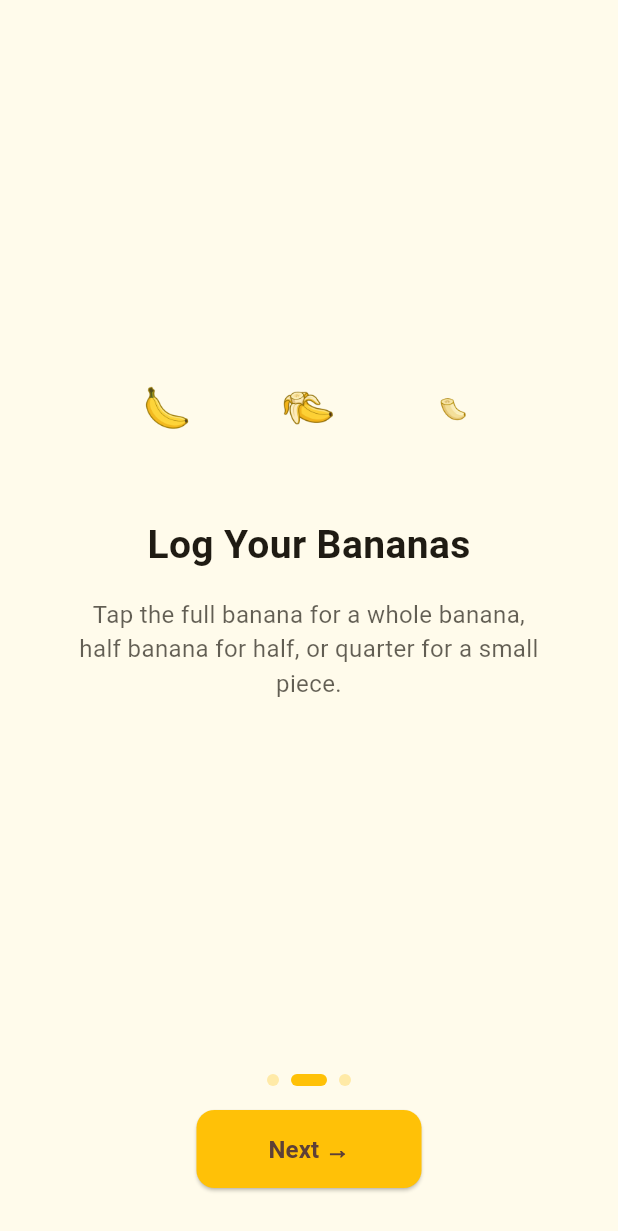
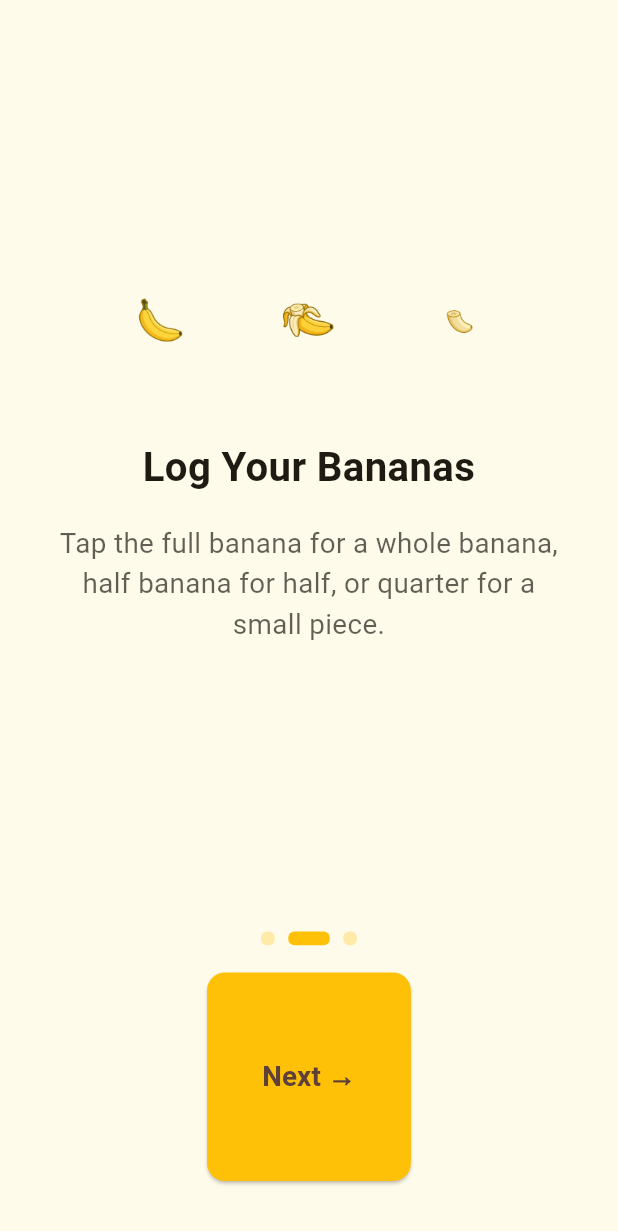
Before and after one commit to jiaQiu9/banana_tracker, a Flutter app: the screen it shows after launch, swiped to page 2, on a phone screen of 412 x 824 dp. Shown: the top 1231 px of the screen. Run offline on Flutter 3.47's test engine with Material 3 defaults, Android fonts, the phone set to English and light mode, and no system bars; our stand-ins replace flutter_local_notifications, flutter_timezone, shared_preferences, sqflite, sqflite_common_ffi, timezone; accounts and stored records are empty.

Commit message:
fixed overflow issues, need more work on the ui, buttons too big or too small. Working on dynamic sizing based on the screen.

```diff
--- a/lib/screens/onboarding_screen.dart
+++ b/lib/screens/onboarding_screen.dart
@@ -1,6 +1,7 @@
 import 'package:flutter/material.dart';
 import '../services/database_service.dart';
 import '../services/preferences_service.dart';
+import '../utils/sizing.dart';
 
 class OnboardingScreen extends StatefulWidget {
   final DatabaseService db;
@@ -41,6 +42,7 @@ class _OnboardingScreenState extends State<OnboardingScreen> {
 
   @override
   Widget build(BuildContext context) {
+    final s = AppSizing.of(context);
     return Scaffold(
       body: SafeArea(
         child: Column(
@@ -60,7 +62,7 @@ class _OnboardingScreenState extends State<OnboardingScreen> {
             ),
             _buildDotIndicators(),
             _buildBottomButton(),
-            const SizedBox(height: 32),
+            SizedBox(height: s.spaceXl),
           ],
         ),
       ),
@@ -68,29 +70,30 @@ class _OnboardingScreenState extends State<OnboardingScreen> {
   }
 
   Widget _buildWelcomeSlide() {
+    final s = AppSizing.of(context);
     final theme = Theme.of(context);
     return Padding(
-      padding: const EdgeInsets.symmetric(horizontal: 32),
+      padding: EdgeInsets.symmetric(horizontal: s.spaceXl),
       child: Column(
         mainAxisAlignment: MainAxisAlignment.center,
         children: [
           const Text('🍌', style: TextStyle(fontSize: 80)),
-          const SizedBox(height: 32),
+          SizedBox(height: s.spaceXl),
           Text(
             'Welcome to\nBanana Tracker',
             textAlign: TextAlign.center,
             style: TextStyle(
-              fontSize: 26,
+              fontSize: s.font2xl,
               fontWeight: FontWeight.bold,
               color: theme.colorScheme.onSurface,
             ),
           ),
-          const SizedBox(height: 16),
+          SizedBox(height: s.spaceMd),
           Text(
             'Track how many bananas you eat each day,\nsimply and beautifully.',
             textAlign: TextAlign.center,
             style: TextStyle(
-              fontSize: 16,
+              fontSize: s.fontLg,
               color: theme.colorScheme.onSurface.withValues(alpha: 0.7),
             ),
           ),
@@ -100,53 +103,58 @@ class _OnboardingScreenState extends State<OnboardingScreen> {
   }
 
   Widget _buildHowToLogSlide() {
+    final s = AppSizing.of(context);
     final theme = Theme.of(context);
     return Padding(
-      padding: const EdgeInsets.symmetric(horizontal: 32),
+      padding: EdgeInsets.symmetric(horizontal: s.spaceXl),
       child: Column(
         mainAxisAlignment: MainAxisAlignment.center,
         children: [
-          FittedBox(
+          LayoutBuilder(
+            builder: (context, constraints) {
+              return FittedBox(
                 fit: BoxFit.scaleDown,
                 child: Row(
                   mainAxisAlignment: MainAxisAlignment.center,
                   children: [
                     Image.asset(
                       'assets/images/full.png',
-                  width: 80,
-                  height: 80,
+                      width: s.iconXl * 1.5,
+                      height: s.iconXl * 1.5,
                     ),
-                const SizedBox(width: 16),
+                    SizedBox(width: s.spaceMd),
                     Image.asset(
                       'assets/images/half.png',
-                  width: 80,
-                  height: 80,
+                      width: s.iconXl * 1.5,
+                      height: s.iconXl * 1.5,
                     ),
-                const SizedBox(width: 16),
+                    SizedBox(width: s.spaceMd),
                     Image.asset(
                       'assets/images/quarter.png',
-                  width: 80,
-                  height: 80,
+                      width: s.iconXl * 1.5,
+                      height: s.iconXl * 1.5,
                     ),
                   ],
                 ),
+              );
+            },
           ),
-          const SizedBox(height: 32),
+          SizedBox(height: s.spaceXl),
           Text(
             'Log Your Bananas',
             textAlign: TextAlign.center,
             style: TextStyle(
-              fontSize: 26,
+              fontSize: s.font2xl,
               fontWeight: FontWeight.bold,
               color: theme.colorScheme.onSurface,
             ),
           ),
-          const SizedBox(height: 16),
+          SizedBox(height: s.spaceMd),
           Text(
             'Tap the full banana for a whole banana,\nhalf banana for half, or quarter for a small piece.',
             textAlign: TextAlign.center,
             style: TextStyle(
-              fontSize: 16,
+              fontSize: s.fontLg,
               color: theme.colorScheme.onSurface.withValues(alpha: 0.7),
             ),
           ),
@@ -156,9 +164,10 @@ class _OnboardingScreenState extends State<OnboardingScreen> {
   }
 
   Widget _buildDailyGoalSlide() {
+    final s = AppSizing.of(context);
     final theme = Theme.of(context);
     return Padding(
-      padding: const EdgeInsets.symmetric(horizontal: 32),
+      padding: EdgeInsets.symmetric(horizontal: s.spaceXl),
       child: Column(
         mainAxisAlignment: MainAxisAlignment.center,
         children: [
@@ -167,22 +176,22 @@ class _OnboardingScreenState extends State<OnboardingScreen> {
             size: 80,
             color: Color(0xFFFFC107),
           ),
-          const SizedBox(height: 32),
+          SizedBox(height: s.spaceXl),
           Text(
             'Set Your Daily Goal',
             textAlign: TextAlign.center,
             style: TextStyle(
-              fontSize: 26,
+              fontSize: s.font2xl,
               fontWeight: FontWeight.bold,
               color: theme.colorScheme.onSurface,
             ),
           ),
-          const SizedBox(height: 16),
+          SizedBox(height: s.spaceMd),
           Text(
             'Tap the 🎉 icon to set how many bananas\nyou want to eat each day. Track your\nprogress with the bar below your count —\nit turns green when you hit your goal!',
             textAlign: TextAlign.center,
             style: TextStyle(
-              fontSize: 16,
+              fontSize: s.fontLg,
               color: theme.colorScheme.onSurface.withValues(alpha: 0.7),
             ),
           ),
@@ -192,17 +201,18 @@ class _OnboardingScreenState extends State<OnboardingScreen> {
   }
 
   Widget _buildDotIndicators() {
+    final s = AppSizing.of(context);
     return Padding(
-      padding: const EdgeInsets.symmetric(vertical: 16),
+      padding: EdgeInsets.symmetric(vertical: s.spaceMd),
       child: Row(
         mainAxisAlignment: MainAxisAlignment.center,
         children: List.generate(3, (index) {
           final isActive = index == _currentPage;
           return AnimatedContainer(
             duration: const Duration(milliseconds: 300),
-            margin: const EdgeInsets.symmetric(horizontal: 4),
-            width: isActive ? 24 : 8,
-            height: 8,
+            margin: EdgeInsets.symmetric(horizontal: s.spaceXs),
+            width: isActive ? s.spaceLg : s.spaceSm,
+            height: s.spaceSm,
             decoration: BoxDecoration(
               color: isActive
                   ? const Color(0xFFFFC107)
@@ -216,20 +226,21 @@ class _OnboardingScreenState extends State<OnboardingScreen> {
   }
 
   Widget _buildBottomButton() {
+    final s = AppSizing.of(context);
     if (_currentPage < 2) {
       return ElevatedButton(
         onPressed: _onNext,
         style: ElevatedButton.styleFrom(
           backgroundColor: const Color(0xFFFFC107),
           foregroundColor: const Color(0xFF5D4037),
-          padding: const EdgeInsets.symmetric(horizontal: 48, vertical: 14),
+          padding: EdgeInsets.symmetric(horizontal: s.spaceXl, vertical: s.buttonHeight),
           shape: RoundedRectangleBorder(
             borderRadius: BorderRadius.circular(12),
           ),
         ),
-        child: const Text(
+        child: Text(
           'Next →',
-          style: TextStyle(fontSize: 16, fontWeight: FontWeight.w600),
+          style: TextStyle(fontSize: s.fontLg, fontWeight: FontWeight.w600),
         ),
       );
     }
@@ -239,14 +250,14 @@ class _OnboardingScreenState extends State<OnboardingScreen> {
       style: ElevatedButton.styleFrom(
         backgroundColor: const Color(0xFFFFC107),
         foregroundColor: const Color(0xFF5D4037),
-        padding: const EdgeInsets.symmetric(horizontal: 48, vertical: 14),
+        padding: EdgeInsets.symmetric(horizontal: s.spaceXl, vertical: s.buttonHeight),
         shape: RoundedRectangleBorder(
           borderRadius: BorderRadius.circular(12),
         ),
       ),
-      child: const Text(
+      child: Text(
         'Get Started 🍌',
-        style: TextStyle(fontSize: 16, fontWeight: FontWeight.w600),
+        style: TextStyle(fontSize: s.fontLg, fontWeight: FontWeight.w600),
       ),
     );
   }
--- /dev/null
+++ b/lib/utils/sizing.dart
@@ -0,0 +1,42 @@
+import 'package:flutter/widgets.dart';
+
+class AppSizing {
+  final double w;
+  final double h;
+
+  const AppSizing._({required this.w, required this.h});
+
+  factory AppSizing.of(BuildContext context) {
+    final size = MediaQuery.sizeOf(context);
+    return AppSizing._(w: size.width, h: size.height);
+  }
+
+  // Typography
+  double get fontXs => w * 0.030;
+  double get fontSm => w * 0.035;
+  double get fontMd => w * 0.040;
+  double get fontLg => w * 0.045;
+  double get fontXl => w * 0.055;
+  double get font2xl => w * 0.065;
+  double get font3xl => w * 0.080;
+  double get fontHero => w * 0.200;
+
+  // Spacing
+  double get spaceXs => w * 0.011;
+  double get spaceSm => w * 0.022;
+  double get spaceMd => w * 0.044;
+  double get spaceLg => w * 0.067;
+  double get spaceXl => w * 0.089;
+
+  // Icon / image sizes
+  double get iconSm => w * 0.056;
+  double get iconMd => w * 0.067;
+  double get iconLg => w * 0.111;
+  double get iconXl => w * 0.133;
+
+  // Component sizes
+  double get buttonHeight => h * 0.068;
+  double get progressBarH => h * 0.012;
+  double get dialogValueWidth => w * 0.278;
+  double get nutritionCardH => h * 0.120;
+}
```
Also changed, not shown: lib/screens/history_screen.dart (+35 -24 lines), lib/screens/home_screen.dart (+36 -26 lines), lib/services/database_service.dart (+11 -19 lines). Lines whose indentation alone changed are shown as unchanged.
